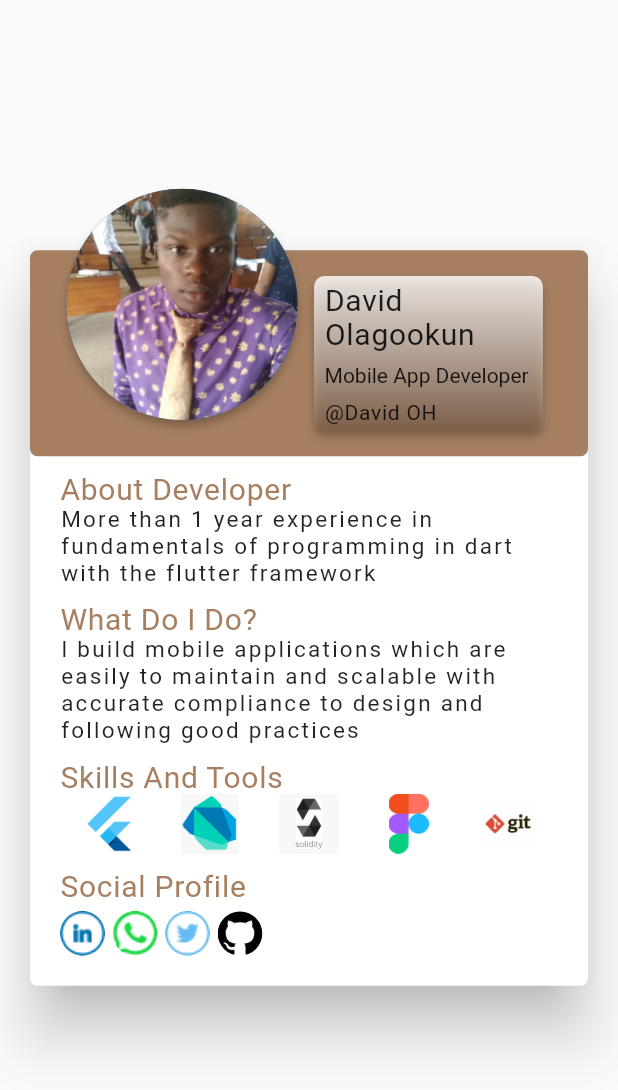
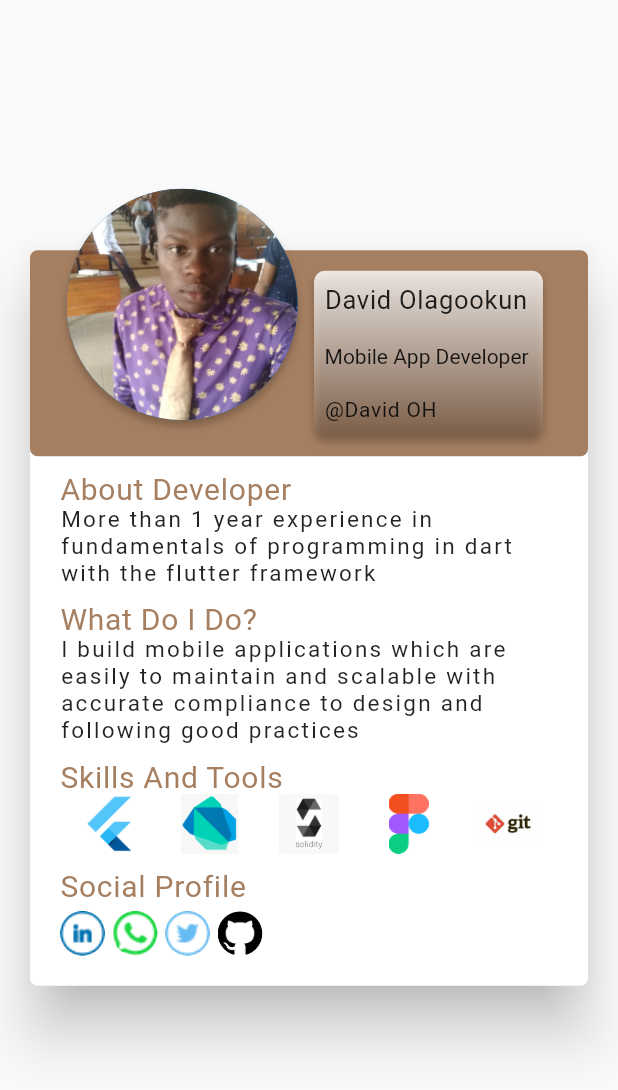
Before and after one commit to olagookundavid/HNG9-MYRESUMEAPP, a Flutter app: the screen it shows after launch, on a phone screen of 412 x 824 dp. Shown: the top 1090 px of the screen. Run offline on Flutter 3.47's test engine with Material 2 defaults, Android fonts, the phone set to English and light mode, and no system bars.

```diff
--- a/lib/src/screens/resume.dart
+++ b/lib/src/screens/resume.dart
@@ -41,8 +41,7 @@ class _AboutDevelopersState extends State<AboutDevelopers> {
                   facebookLink: 'https://github.com/olagookundavid',
                   linkedinLink:
                       'https://www.linkedin.com/in/david-olagookun-17a862218/',
-                  telegramLink: 'https://wa.me/qr/KDHE2Y223QWCC1',
-                  twitterLink: 'https://twitter.com/erijesudo',
+                  twitterLink: 'https://twitter.com/david__oh',
                   whatappLink: 'tel:+234 7085569828',
                   skillAndTools1: 'assets/flutter.png',
                   skillAndTools2: 'assets/dart.png',
--- a/lib/src/widgets/developer.dart
+++ b/lib/src/widgets/developer.dart
@@ -10,7 +10,6 @@ class Developer extends StatelessWidget {
   final String title;
   final String location;
   final String whatappLink;
-  final String telegramLink;
   final String twitterLink;
   final String facebookLink;
   final String linkedinLink;
@@ -39,7 +38,6 @@ class Developer extends StatelessWidget {
     required this.whatICanDO,
     required this.location,
     required this.whatappLink,
-    required this.telegramLink,
     required this.twitterLink,
     required this.facebookLink,
     required this.linkedinLink,
@@ -105,7 +103,7 @@ class Developer extends StatelessWidget {
                     horizontal: 7,
                   ),
                   width: width / 2.7,
-                  height: height / 8,
+                  height: height / 7.5,
                   decoration: BoxDecoration(
                     borderRadius: BorderRadius.circular(7),
                     boxShadow: const [
@@ -133,7 +131,7 @@ class Developer extends StatelessWidget {
                       Text(
                         fullName,
                         style: const TextStyle(
-                          fontSize: 20,
+                          fontSize: 17,
                           letterSpacing: 0.5,
                         ),
                       ),
```
Also changed, not shown: 1 other file.
